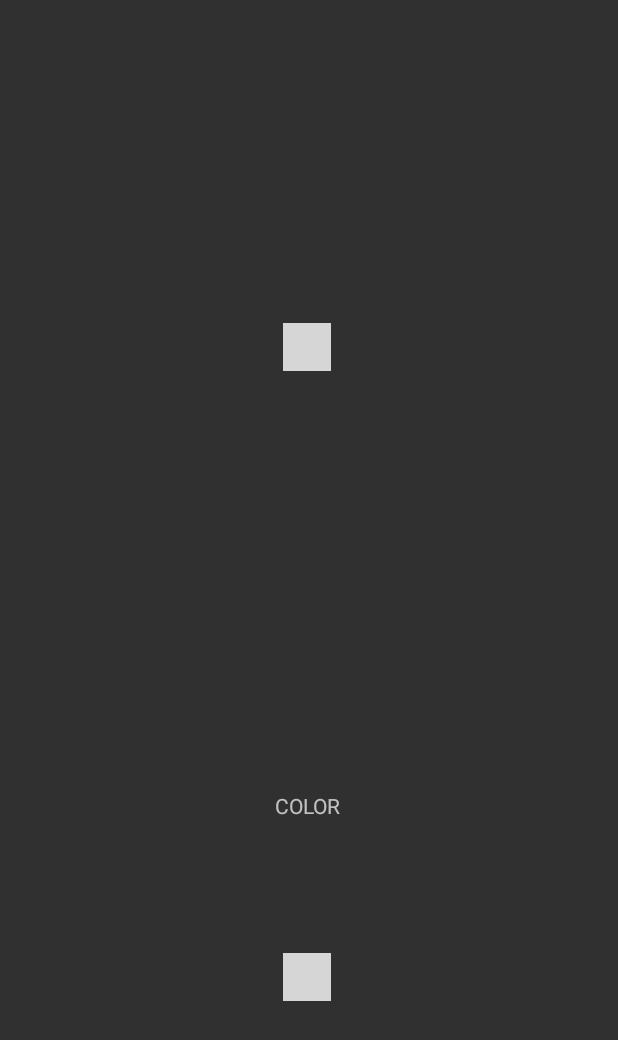
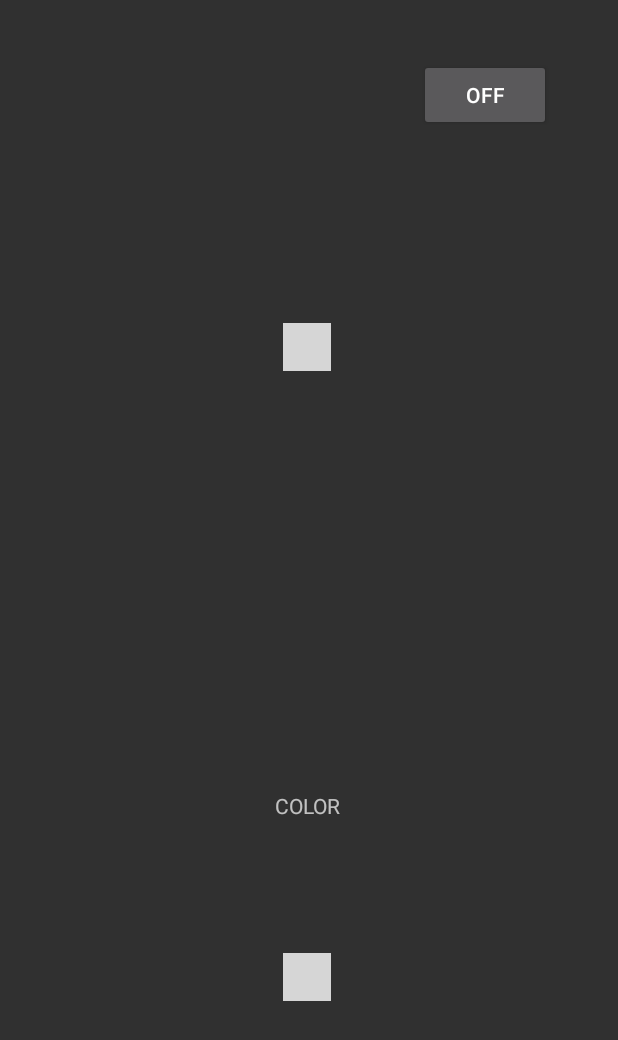
Before and after one commit to EldoradoYankee/lightningPi, an Android app: the screen it shows after launch (MainActivity), on a phone screen of 412 x 824 dp. Shown: the top 1040 px of the screen. Run offline under Robolectric (Android 15) with nearby library versions, the phone set to English and light mode, and no system bars; libraries missing offline, so code that uses them is left out: com.jcraft.jsch, com.larswerkman.holocolorpicker; plain views replace ColorPicker, SaturationBar; 7 statements that could not run were skipped; grey boxes are pictures that could not be loaded.

Commit message:
powerButton

```diff
--- a/app/src/main/java/com/example/lightup/MainActivity.java
+++ b/app/src/main/java/com/example/lightup/MainActivity.java
@@ -5,7 +5,10 @@ import android.annotation.SuppressLint;
 import android.os.AsyncTask;
 import android.os.Bundle;
 import android.util.Log;
+import android.view.View;
+import android.widget.Button;
 import android.widget.TextView;
+import android.widget.Toast;
 
 import androidx.appcompat.app.AppCompatActivity;
 import androidx.appcompat.app.AppCompatDelegate;
@@ -21,7 +24,7 @@ import java.util.ArrayList;
 
 
 /**
- * MainActivity is already the whole App: simple design with intuitive ColorPicker, which continously
+ * MainActivity is already the whole App: simple design with intuitive ColorPicker, which continuously
  * updates the light and therefore sets a SSH session and connect tho the Pi
  */
 public class MainActivity extends AppCompatActivity {
@@ -31,10 +34,16 @@ public class MainActivity extends AppCompatActivity {
      */
     protected Session session;
 
+    private Button btn;
+    private final ArrayList<Integer> dark = new ArrayList<>();
+    private int currentColor;
+    private boolean off = false;
+
 
     /**
      * The MainActivity is created by this method (generated from a XML)
-     *
+     * It displays a continuous ColorPicker wheel to set the color with a toggle
+     * by releasing the wheel, the color will be set
      * @param savedInstanceState Bundle
      */
     @Override
@@ -47,6 +56,35 @@ public class MainActivity extends AppCompatActivity {
         final ColorPicker picker = findViewById(R.id.picker);
         SaturationBar saturationBar = findViewById(R.id.saturationbar);
 
+        dark.add(0);
+        dark.add(0);
+        dark.add(0);
+
+        /**
+         * opening a session to the pi where the channel can execute the commands
+         */
+        try {
+
+            /**
+             * Connection Variables
+             */
+            String user = "pi";
+            String host = "192.168.10.99";
+            String password = "raspberry";
+            int port = 22;
+
+            JSch jsch = new JSch();
+            session = jsch.getSession(user, host, port);
+            session.setPassword(password);
+            session.setConfig("StrictHostKeyChecking", "no");
+            session.setTimeout(10000);
+            session.connect();
+        }
+        catch (JSchException e) {
+            e.printStackTrace();
+        }
+
+
         // add a saturationBar to the picker
         picker.addSaturationBar(saturationBar);
 
@@ -56,21 +94,32 @@ public class MainActivity extends AppCompatActivity {
         //To set the old selected color
         picker.setOldCenterColor(picker.getColor());
 
+        btn = (Button) findViewById(R.id.powerButton);
 
-        // onColorChanged (which detects every slight deviation as a different number) calls the method to setUp a SSH connection and exec the handed command
+
+        /**
+         * onColorChanged (which detects every slight deviation as a different number) calls the method to setUp a SSH connection and exec the handed command
+         */
         picker.setOnColorChangedListener(new ColorPicker.OnColorChangedListener() {
             @Override
             public void onColorChanged(int color) {
 
+
                 // Here comes a method call to call the method to set the connection to the pi and the params
                 Log.v("color", String.valueOf(picker.getColor()));
                 colorView.setText(String.valueOf(picker.getColor()));
+                // the class varable gets always the current value of the wheel
+                currentColor = picker.getColor();
 
+                // check if the light is on
+                if (!off) {
                     int argb = picker.getColor();
                     ArrayList<Integer> rgb = aarrggbbConverter(argb);
                     setUpCommand(rgb);
                 }
+            }
         });
+
 
 
         // onSaturationChanged (which detects every slight deviation as a different number) calls the method to setUp a SSH connection and exec the handed command
@@ -81,15 +130,37 @@ public class MainActivity extends AppCompatActivity {
                     // Here comes a method call to call the method to set the connection to the pi and hand params
                     Log.v("color", String.valueOf(picker.getColor()));
                     colorView.setText(String.valueOf(picker.getColor()));
+                    // the class varable gets always the current value of the wheel
+                    currentColor = picker.getColor();
 
+                    // check if the light is on
+                    if (!off) {
                         int argb = picker.getColor();
                         ArrayList<Integer> rgb = aarrggbbConverter(argb);
                         setUpCommand(rgb);
                 }
+            }
+        });
+
+        // when button is clicked, the color goes either dark or the current color on which the wheel is set
+        btn.setOnClickListener(new View.OnClickListener() {
+            @SuppressLint("SetTextI18n")
+            @Override
+            public void onClick(View v) {
+                if (!off) {
+                    btn.setText("On");
+                    setUpCommand(dark);
+                    off = true;
+                }
+                else {
+                    btn.setText("Off");
+                    ArrayList<Integer> oldColor = aarrggbbConverter(currentColor);
+                    setUpCommand(oldColor);
+                    off = false;
+                }
+            }
         });
     }
-
-
 
 
 
@@ -100,6 +171,7 @@ public class MainActivity extends AppCompatActivity {
     @SuppressLint("StaticFieldLeak")
     public void setUpCommand(final ArrayList<Integer> rgb) {
 
+        /*
         for (int i = 0; i <3; i++) {
             Log.v("color", rgb.get(i).toString());
         }
@@ -107,7 +179,7 @@ public class MainActivity extends AppCompatActivity {
         // testscript command to test circuit
         //final String command = "sudo python lightUp.py";
 
-        /*
+
         // command for the pin 17 RED
         String command1 = "pigs p 17 " + rgb.get(0).toString();
         // command for the pin 22 GREEN
@@ -146,9 +218,6 @@ public class MainActivity extends AppCompatActivity {
      * the login is used by the user default user pi
      */
     public void executeSSHcommand(ArrayList<Integer> rgb) {
-        String user = "pi";
-        String password = "raspberry";
-        String host = "192.168.10.99";
 
         // command for the pin 17 RED
         String color1 = "pigs p 17 " + rgb.get(0);
@@ -162,23 +231,18 @@ public class MainActivity extends AppCompatActivity {
         commands.add(color2);
         commands.add(color3);
 
-        int port = 22;
+        // setUp connection three times to execute three different commands
+        for (int i = 0; i < 3; i++) {
             try {
-            JSch jsch = new JSch();
-            session = jsch.getSession(user, host, port);
-            session.setPassword(password);
-            session.setConfig("StrictHostKeyChecking", "no");
-            session.setTimeout(10000);
-            session.connect();
-            for (int i = 0; i < 3; i++) {
                 ChannelExec channel = (ChannelExec) session.openChannel("exec");
                 channel.setCommand(commands.get(i));
                 channel.connect();
                 channel.disconnect();
+
+            } catch (JSchException e) {
+                Toast tst = Toast.makeText(this, "unfortunately, the connection failed", Toast.LENGTH_LONG);
+                e.printStackTrace();
             }
-        }
-        catch (JSchException e) {
-            e.printStackTrace();
         }
     }
 
@@ -194,6 +258,7 @@ public class MainActivity extends AppCompatActivity {
         int g = (argb>>8)&0xFF;
         int b = (argb)&0xFF;
 
+        // ArrayList with all the values in RGB
         ArrayList<Integer> rgb = new ArrayList<>();
 
         // adding to ArrayList
--- a/app/src/main/res/layout/activity_main.xml
+++ b/app/src/main/res/layout/activity_main.xml
@@ -43,4 +43,17 @@
         app:layout_constraintTop_toTopOf="parent"
         app:layout_constraintVertical_bias="0.655" />
 
+    <Button
+        android:id="@+id/powerButton"
+        android:layout_width="wrap_content"
+        android:layout_height="wrap_content"
+        android:text="Off"
+        app:layout_constraintBottom_toBottomOf="parent"
+        app:layout_constraintEnd_toEndOf="parent"
+        app:layout_constraintHorizontal_bias="0.863"
+        app:layout_constraintStart_toStartOf="parent"
+        app:layout_constraintTop_toTopOf="parent"
+        app:layout_constraintVertical_bias="0.051" />
+
+
 </androidx.constraintlayout.widget.ConstraintLayout>
```
Also changed, not shown: 1 other file. Lines whose indentation alone changed are shown as unchanged.
